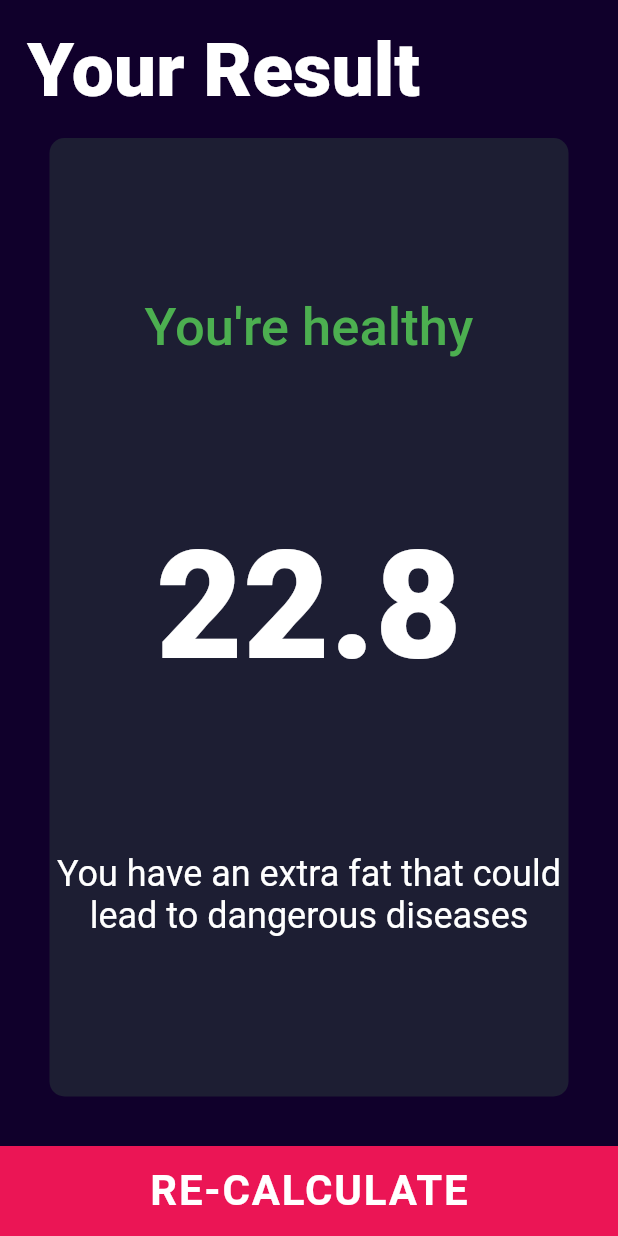
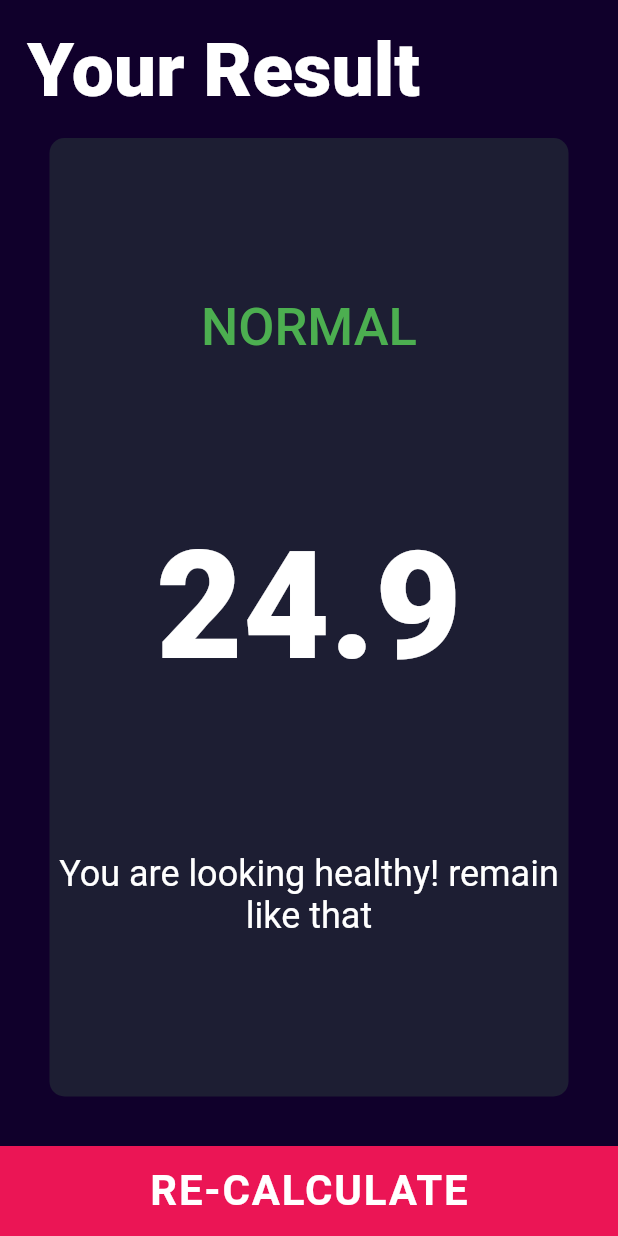
Before and after one commit to ikram-md/flutter, a Flutter app: the screen it shows after launch, after a tap on "Claculate", on a phone screen of 412 x 824 dp. Run offline on Flutter 3.47's test engine with Material 2 defaults, Android fonts, the light colour scheme and no system bars; our stand-ins replace audioplayers, font_awesome_flutter, rflutter_alert.

Commit message:
finished the layout and added the bmi functionality

```diff
--- a/bmi/lib/Screens/user_data.dart
+++ b/bmi/lib/Screens/user_data.dart
@@ -1,12 +1,13 @@
 import 'package:flutter/material.dart';
 import '../components/constants.dart';
 import '../components/special_card.dart';
+import '../app_logic/bmi_brain.dart';
 
 class UserData extends StatelessWidget {
-  const UserData({ Key key }) : super(key: key);
-  void calculateBMI(){
-
-  }
+  const UserData({this.bmiRes, this.bmiText, this.bmiFeedback});
+  final String bmiRes;
+   final String bmiText;
+   final String bmiFeedback;
   @override
   Widget build(BuildContext context) {
     return Scaffold(
@@ -29,9 +30,10 @@ class UserData extends StatelessWidget {
                       mainAxisAlignment: MainAxisAlignment.spaceEvenly,
                       crossAxisAlignment: CrossAxisAlignment.center,
                       children: <Widget>[
-                        Text("You're healthy", style: successText,),
-                        Text("22.8", style: biggerBoldText,),
-                        Text("You have an extra fat that could lead to dangerous diseases",
+                        Text(bmiText.toUpperCase(), style: successText,),
+                        Text(bmiRes, style: biggerBoldText,),
+                        Text(
+                        bmiFeedback,
                         style: resultText,
                         textAlign: TextAlign.center,)
                     ],)
--- /dev/null
+++ b/bmi/lib/app_logic/bmi_brain.dart
@@ -0,0 +1,26 @@
+import 'dart:math';
+class Calculator{
+  Calculator({this.height, this.weight});
+  final double height;
+  final int weight;
+  double _bmi;
+
+  // ignore: non_constant_identifier_names
+  String bmi_calculate(){
+    //the furmola for calculating the bmi
+    _bmi = this.weight / pow(height/100, 2);
+    return _bmi.toStringAsFixed(1);
+  }
+
+  String getResult(){
+    if(this._bmi > 25)return "Overweight";
+    else if (this._bmi > 18.5) return "Normal";
+    else return "Underweight";
+  }
+
+  String getFeedback(){
+    if(this._bmi > 25)return "You are going overweight. Consider working out";
+    else if (this._bmi > 18.5) return "You are looking healthy! remain like that";
+    else return "Apparently your weight is below average, Consider consuming more protins";
+  }
+}
--- a/bmi/lib/components/constants.dart
+++ b/bmi/lib/components/constants.dart
@@ -16,6 +16,6 @@ const boldTextStyle = TextStyle(fontSize: 50.0, fontWeight: FontWeight.w900);
 const localTextStyle = TextStyle(fontSize: 18.0, color: Color(0xff8d8d88));
 const biggerBoldText = TextStyle(fontSize: 100.0, fontWeight: FontWeight.w900);
 const successText = TextStyle(fontSize: 35.0, fontWeight: FontWeight.w500, color: Colors.green);
-const resultText = TextStyle(fontSize: 24.0, fontWeight: FontWeight.w400,);
+const resultText = TextStyle(fontSize: 24.0, fontWeight: FontWeight.w400, );
 
 const bottomContainerHeight = 60.0;
--- a/bmi/lib/components/slider.dart
+++ b/bmi/lib/components/slider.dart
@@ -22,7 +22,7 @@ class SpecialSliderCard extends StatelessWidget {
         Row(
           mainAxisAlignment: MainAxisAlignment.center,
           children: <Widget>[
-          Text('180.0',
+          Text(height.toString(),
           style:boldTextStyle,
            ),
            SizedBox(width: 5.0,),
@@ -35,7 +35,6 @@ class SpecialSliderCard extends StatelessWidget {
         min: 120.0,
         max: 210.0,
         divisions: 20,
-        label: height.toString(),
         onChanged: onPress,
       ),),
 
--- a/bmi/lib/input_page.dart
+++ b/bmi/lib/input_page.dart
@@ -1,11 +1,12 @@
 import 'dart:ui';
-
+import 'package:bmi/Screens/user_data.dart';
 import 'package:flutter/material.dart';
 import 'components/constants.dart';
 import 'components/icon_card.dart';
 import 'components/special_card.dart';
 import 'components/slider.dart';
 import 'package:font_awesome_flutter/font_awesome_flutter.dart';
+import '../app_logic/bmi_brain.dart';
 
 //You cannot create enums inside of classes
 class InputPage extends StatefulWidget {
@@ -67,7 +68,6 @@ class _InputPageState extends State<InputPage> {
                     onPress: (double val){
                       setState(() {
                         height = val;
-                        print("Current height is $height");
                       });
 
                   },),
@@ -101,10 +101,8 @@ class _InputPageState extends State<InputPage> {
                            ), func: (){
                              setState(() {
                               currentWeight>minWeight ? currentWeight--:currentWeight;
-
                              });
                            },)
-
                       ],)
 
                   ],),
@@ -144,7 +142,13 @@ class _InputPageState extends State<InputPage> {
             Container(
               child: TextButton(
                 onPressed: (){
-                  Navigator.pushNamed(context, '/user');
+                  Calculator calc = Calculator(height: height, weight: currentWeight);
+                  Navigator.push(context, MaterialPageRoute(builder: (context){
+                    return UserData(
+                    bmiRes: calc.bmi_calculate(),
+                     bmiText: calc.getResult(),
+                     bmiFeedback: calc.getFeedback(),);
+                  }));
                 },
               child: Text("Claculate",
               style: TextStyle(color: Colors.white,
@@ -158,10 +162,6 @@ class _InputPageState extends State<InputPage> {
               width: double.infinity,
             )
           ]),
-      floatingActionButton: FloatingActionButton(
-        onPressed: () {},
-        child: Icon(Icons.calculate),
-      ),
     );
   }
 }
--- a/bmi/lib/main.dart
+++ b/bmi/lib/main.dart
@@ -1,4 +1,3 @@
-import 'package:bmi/Screens/screen0.dart';
 import 'package:flutter/material.dart';
 import 'input_page.dart';
 import 'components/constants.dart';
@@ -17,7 +16,7 @@ class BMI extends StatelessWidget {
       initialRoute: '/',
       routes: {
         '/' : (context)=> const InputPage(),
-        '/user' : (context)=> const UserData(),
+        '/user' : (context)=>  const UserData(),
       },
       theme: ThemeData(
         primaryColor: Color(0xff10002b),
```
